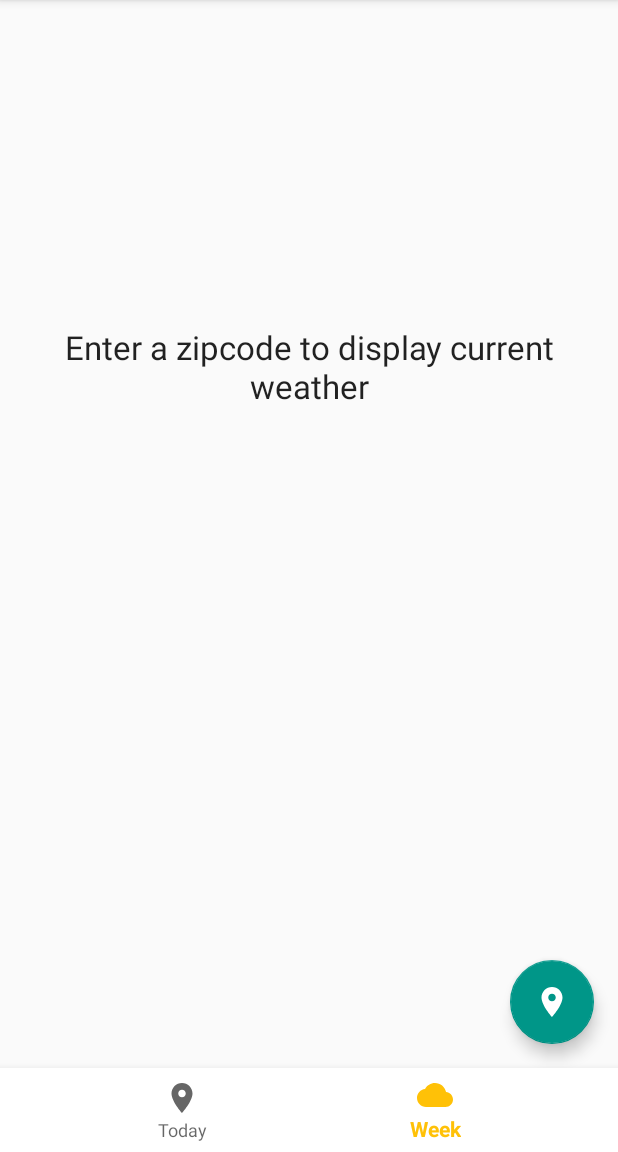
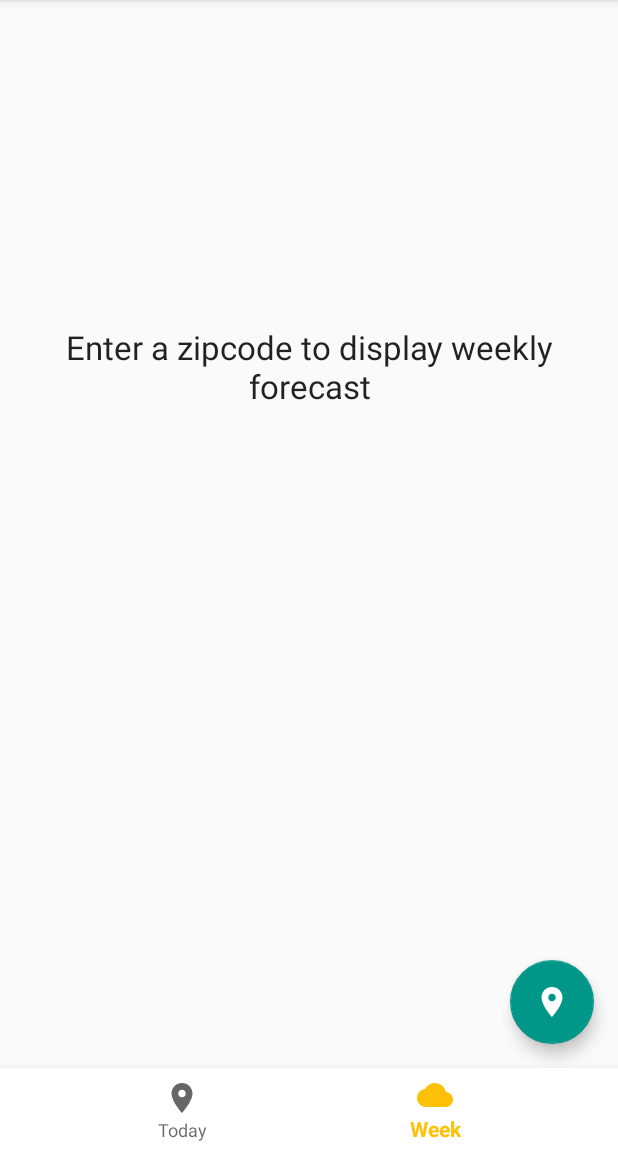
Before and after one commit to n8ebel/AD340, an Android app: the WeeklyForecastFragment screen opened through its navigation route, on a phone screen of 412 x 824 dp, the part 84-1236 px from its top. Run offline under Robolectric (Android 15) with nearby library versions, the phone set to English and light mode, and no system bars; our stand-ins replace navigation-ui; libraries missing offline, so code that uses them is left out: coil.api.load; pictures from the network do not load.

Commit message:
Create common style for empty message text views

```diff
--- a/app/src/main/res/layout/fragment_weekly_forecast.xml
+++ b/app/src/main/res/layout/fragment_weekly_forecast.xml
@@ -11,11 +11,8 @@
         android:id="@+id/emptyMessage"
         android:layout_width="0dp"
         android:layout_height="wrap_content"
-        android:layout_marginStart="32dp"
-        android:layout_marginEnd="32dp"
-        android:text="Enter a zipcode to display current weather"
-        android:textAlignment="center"
-        android:textAppearance="@style/TextAppearance.AppCompat.Large"
+        style="@style/EmptyMessageText"
+        android:text="@string/no_weekly_forecast_message"
         android:visibility="visible"
         app:layout_constraintBottom_toBottomOf="parent"
         app:layout_constraintEnd_toEndOf="parent"
--- a/app/src/main/res/values/strings.xml
+++ b/app/src/main/res/values/strings.xml
@@ -11,4 +11,7 @@
 
     <string name="bottom_nav_label_today">Today</string>
     <string name="bottom_nav_label_week">Week</string>
+
+    <string name="no_current_weather_message">Enter a zipcode to display current weather</string>
+    <string name="no_weekly_forecast_message">Enter a zipcode to display weekly forecast</string>
 </resources>
--- a/app/src/main/res/values/styles.xml
+++ b/app/src/main/res/values/styles.xml
@@ -8,4 +8,11 @@
     <item name="colorAccent">@color/colorAccent</item>
   </style>
 
+  <style name="EmptyMessageText">
+    <item name="android:textAppearance">@style/TextAppearance.AppCompat.Large</item>
+    <item name="android:textAlignment">center</item>
+    <item name="android:layout_marginStart">32dp</item>
+    <item name="android:layout_marginEnd">32dp</item>
+  </style>
+
 </resources>
```
Also changed, not shown: app/src/main/res/layout/fragment_current_forecast.xml (+2 -5 lines).
